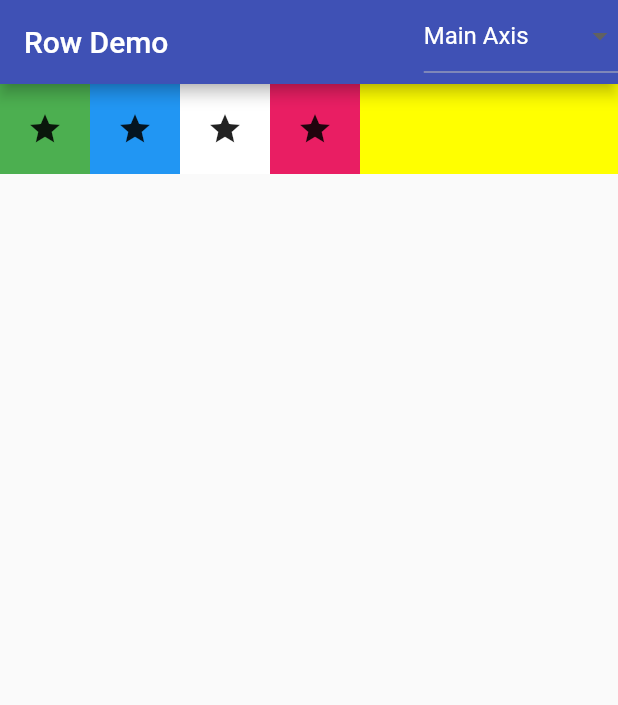
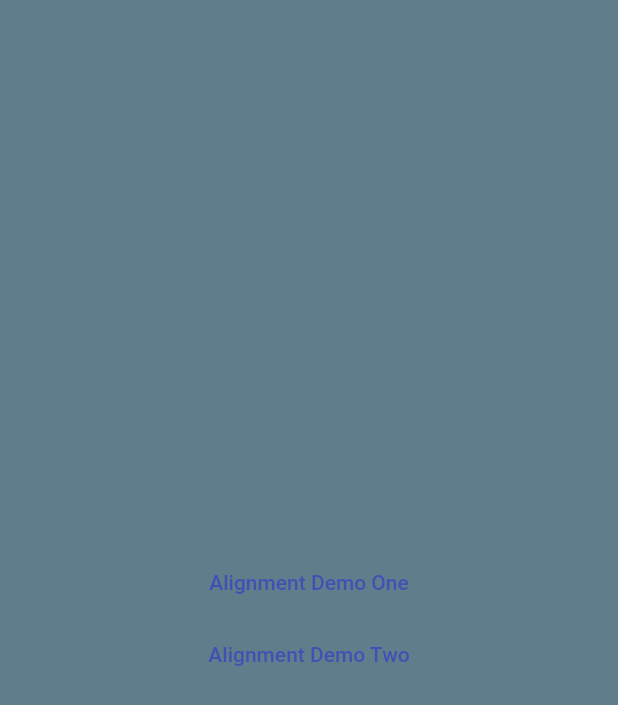
Before and after one commit to JaveedIshaq/flutterlayoutdemo, a Flutter app: the screen it shows after launch, on a phone screen of 412 x 824 dp. Shown: the top 705 px of the screen. Run offline on Flutter 3.47's test engine with Material 2 defaults, Android fonts, the phone set to English and light mode, and no system bars; missing offline and left inert: dart:html.

Commit message:
row demo two added

```diff
--- a/lib/main.dart
+++ b/lib/main.dart
@@ -1,5 +1,6 @@
 import 'package:flutter/material.dart';
-import 'package:flutterlayoutdemo/row_demo.dart';
+import 'package:flutterlayoutdemo/row_demo_one.dart';
+import 'package:flutterlayoutdemo/row_demo_two.dart';
 
 void main() {
   runApp(const MyApp());
@@ -25,7 +26,43 @@ class MyApp extends StatelessWidget {
           bodyText2: TextStyle(fontSize: 14.0, fontFamily: 'Hind'),
         ),
       ),
-      home: RowDemo(),
+      home: Home(),
     );
   }
 }
+
+class Home extends StatelessWidget {
+  const Home({Key? key}) : super(key: key);
+
+  @override
+  Widget build(BuildContext context) {
+    return Scaffold(
+      body: Container(
+        color: Colors.blueGrey,
+        child: Center(
+          child: Column(
+            mainAxisAlignment: MainAxisAlignment.center,
+            children: [
+              TextButton(
+                  onPressed: () {
+                    Navigator.push(
+                      context,
+                      MaterialPageRoute(builder: (context) => RowDemoOne()),
+                    );
+                  },
+                  child: Text("Alignment Demo One")),
+              TextButton(
+                  onPressed: () {
+                    Navigator.push(
+                      context,
+                      MaterialPageRoute(builder: (context) => RowDemoTwo()),
+                    );
+                  },
+                  child: Text("Alignment Demo Two")),
+            ],
+          ),
+        ),
+      ),
+    );
+  }
+}
--- a/lib/row_demo.dart
+++ b/lib/row_demo_one.dart
@@ -1,14 +1,14 @@
 import 'dart:developer';
 import 'package:flutter/material.dart';
 
-class RowDemo extends StatefulWidget {
-  const RowDemo({Key? key}) : super(key: key);
+class RowDemoOne extends StatefulWidget {
+  const RowDemoOne({Key? key}) : super(key: key);
 
   @override
-  State<RowDemo> createState() => _RowDemoState();
+  State<RowDemoOne> createState() => _RowDemoOneState();
 }
 
-class _RowDemoState extends State<RowDemo> {
+class _RowDemoOneState extends State<RowDemoOne> {
   MainAxisAlignment mainAxis = MainAxisAlignment.start;
 
   List<DropdownMenuItem<String>> get dropdownItems {
```
Also changed, not shown: lib/row_demo_two.dart (added, +118 -0 lines).
